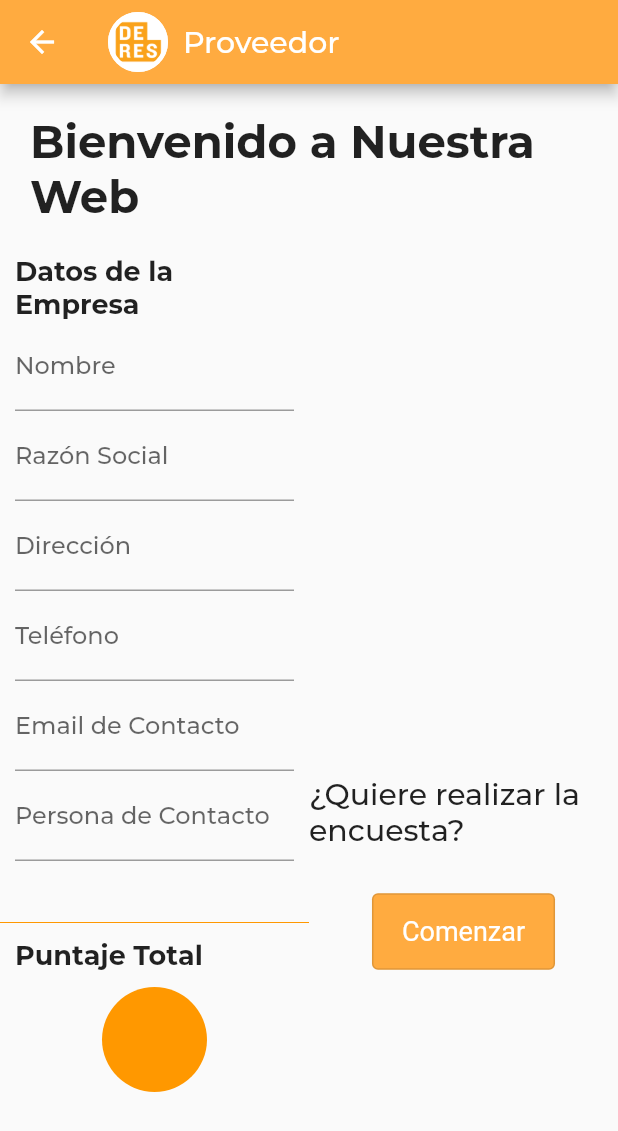
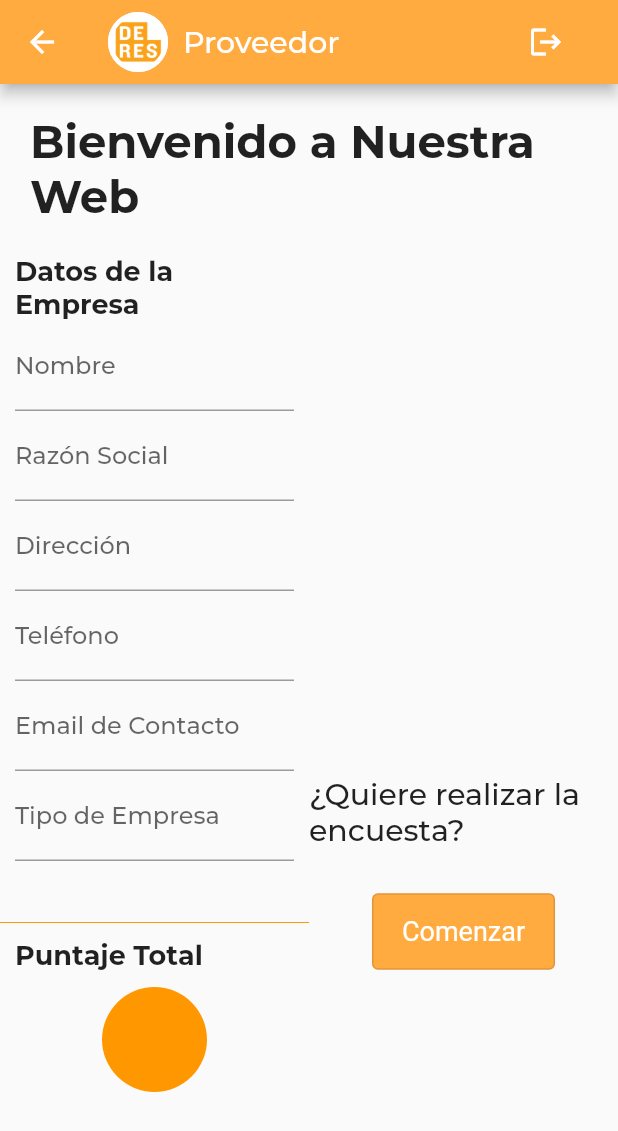
Before and after one commit to joaquinborsari/DERES, a Flutter app: the CompanyView screen opened directly, on a phone screen of 412 x 824 dp. Shown: the top 1131 px of the screen. Run offline on Flutter 3.47's test engine with Material 2 defaults, Android fonts, the light colour scheme and no system bars; our stand-ins replace bloc, equatable, flutter_bloc, formz, go_router, shared_preferences; accounts and stored records are empty; network calls fail; project files that could hold a hidden picture were left out.

Commit message:
feat: last changes

```diff
--- a/Front_DERES/lib/admin/bloc/admin_state.dart
+++ b/Front_DERES/lib/admin/bloc/admin_state.dart
@@ -101,13 +101,10 @@ class AdminState extends Equatable {
         int currentPonderation = int.tryParse(question.ponderation) ?? 0;
         int existingPonderation = typePonderationSum[question.type] ?? 0;
 
-        // Verificar si sumar la nueva ponderación excedería el límite de 100
         if (existingPonderation + currentPonderation > 100) {
-          // Si se excede el límite, no sumar la nueva ponderación
           continue;
         }
 
-        // Sumar la nueva ponderación
         typePonderationSum[question.type] =
             existingPonderation + currentPonderation;
       }
--- a/Front_DERES/lib/company/bloc/company_bloc.dart
+++ b/Front_DERES/lib/company/bloc/company_bloc.dart
@@ -114,7 +114,7 @@ class CompanyBloc extends Bloc<CompanyEvent, CompanyState> {
     var url = Uri.parse(
         'http://172.178.74.246:8080/providers/$providerRut'); // Reemplaza con la URL de tu API
     var response = await http.get(url);
-
+    emit(state.copyWith(status: CompanyStatus.inProgress));
     if (response.statusCode == 202) {
       final data = jsonDecode(response.body);
       final companyData = CompanyData(
@@ -124,6 +124,7 @@ class CompanyBloc extends Bloc<CompanyEvent, CompanyState> {
         phone: data['phone'],
         rut: data['rut'],
         score: data['score'] ?? 0,
+        type: data['type'],
       );
       emit(state.copyWith(companyData: companyData));
     } else {
--- a/Front_DERES/lib/company/model/company_data.dart
+++ b/Front_DERES/lib/company/model/company_data.dart
@@ -5,6 +5,7 @@ class CompanyData {
   String address;
   String phone;
   String score;
+  String type;
 
   CompanyData({
     required this.name,
@@ -13,6 +14,7 @@ class CompanyData {
     required this.address,
     required this.phone,
     required this.score,
+    required this.type,
   });
 
   static CompanyData empty() {
@@ -23,6 +25,7 @@ class CompanyData {
       address: '',
       phone: '',
       score: '',
+      type: '',
     );
   }
 }
--- a/Front_DERES/lib/company/view/company_view.dart
+++ b/Front_DERES/lib/company/view/company_view.dart
@@ -3,6 +3,7 @@ import 'package:flutter_bloc/flutter_bloc.dart';
 import 'package:go_router/go_router.dart';
 import 'package:topicos/company/bloc/company_bloc.dart';
 import 'package:topicos/company/bloc/company_state.dart';
+import 'package:topicos/company/model/company_data.dart';
 import 'package:topicos/company/view/company_poll.dart';
 import 'package:topicos/home/view/home_page.dart';
 
@@ -18,6 +19,9 @@ class CompanyView extends StatelessWidget {
             context.go(HomePage.path);
           },
           child: Row(
+            mainAxisAlignment: MainAxisAlignment.spaceBetween,
+            children: [
+              Row(
                 children: [
                   Container(
                     width: 40.0,
@@ -39,6 +43,17 @@ class CompanyView extends StatelessWidget {
                   ),
                 ],
               ),
+              GestureDetector(
+                child: const Padding(
+                  padding: EdgeInsets.only(right: 20),
+                  child: Icon(Icons.logout),
+                ),
+                onTap: () {
+                  context.go(HomePage.path);
+                },
+              )
+            ],
+          ),
         ),
         centerTitle: false,
         backgroundColor: Colors.orangeAccent,
@@ -58,7 +73,9 @@ class CompanyView extends StatelessWidget {
                 return previous.companyData != current.companyData;
               },
               builder: (context, state) {
-                return const _DataCompany();
+                return _DataCompany(
+                  companyData: state.companyData,
+                );
               },
             )
           ],
@@ -69,12 +86,12 @@ class CompanyView extends StatelessWidget {
 }
 
 class _DataCompany extends StatelessWidget {
-  const _DataCompany();
+  const _DataCompany({required this.companyData});
+
+  final CompanyData companyData;
 
   @override
   Widget build(BuildContext context) {
-    final companyData =
-        context.select((CompanyBloc bloc) => bloc.state.companyData);
     return Row(
       mainAxisSize: MainAxisSize.min,
       children: [
@@ -94,8 +111,8 @@ class _DataCompany extends StatelessWidget {
               Padding(
                 padding: const EdgeInsets.symmetric(horizontal: 10),
                 child: TextFormField(
-                  initialValue: companyData.name,
                   decoration: const InputDecoration(labelText: 'Nombre'),
+                  controller: TextEditingController(text: companyData.name),
                   onChanged: (value) => (),
                   validator: (value) =>
                       value!.isEmpty ? 'Campo obligatorio' : null,
@@ -104,8 +121,8 @@ class _DataCompany extends StatelessWidget {
               Padding(
                 padding: const EdgeInsets.symmetric(horizontal: 10),
                 child: TextFormField(
-                  initialValue: companyData.rut,
                   decoration: const InputDecoration(labelText: 'Razón Social'),
+                  controller: TextEditingController(text: companyData.rut),
                   onChanged: (value) => (),
                   validator: (value) =>
                       value!.isEmpty ? 'Campo obligatorio' : null,
@@ -114,7 +131,7 @@ class _DataCompany extends StatelessWidget {
               Padding(
                 padding: const EdgeInsets.symmetric(horizontal: 10),
                 child: TextFormField(
-                  initialValue: companyData.address,
+                  controller: TextEditingController(text: companyData.address),
                   decoration: const InputDecoration(labelText: 'Dirección'),
                   onChanged: (value) => (),
                   validator: (value) =>
@@ -124,7 +141,7 @@ class _DataCompany extends StatelessWidget {
               Padding(
                 padding: const EdgeInsets.symmetric(horizontal: 10),
                 child: TextFormField(
-                  initialValue: companyData.phone,
+                  controller: TextEditingController(text: companyData.phone),
                   decoration: const InputDecoration(labelText: 'Teléfono'),
                   onChanged: (value) => (),
                   validator: (value) =>
@@ -134,7 +151,7 @@ class _DataCompany extends StatelessWidget {
               Padding(
                 padding: const EdgeInsets.symmetric(horizontal: 10),
                 child: TextFormField(
-                  initialValue: companyData.email,
+                  controller: TextEditingController(text: companyData.email),
                   decoration:
                       const InputDecoration(labelText: 'Email de Contacto'),
                   onChanged: (value) => (),
@@ -145,9 +162,9 @@ class _DataCompany extends StatelessWidget {
               Padding(
                 padding: const EdgeInsets.symmetric(horizontal: 10),
                 child: TextFormField(
-                  initialValue: companyData.phone,
+                  controller: TextEditingController(text: companyData.type),
                   decoration:
-                      const InputDecoration(labelText: 'Persona de Contacto'),
+                      const InputDecoration(labelText: 'Tipo de Empresa'),
                   onChanged: (value) => (),
                   validator: (value) =>
                       value!.isEmpty ? 'Campo obligatorio' : null,
```
Also changed, not shown: Front_DERES/lib/admin/bloc/admin_bloc.dart (+55 -13 lines), Front_DERES/lib/admin/view/admin_edit_poll.dart (+9 -0 lines), Front_DERES/lib/admin/view/admin_view.dart (+14 -0 lines), Front_DERES/lib/supplier/view/supplier_view.dart (+14 -0 lines). Lines whose indentation alone changed are shown as unchanged.
